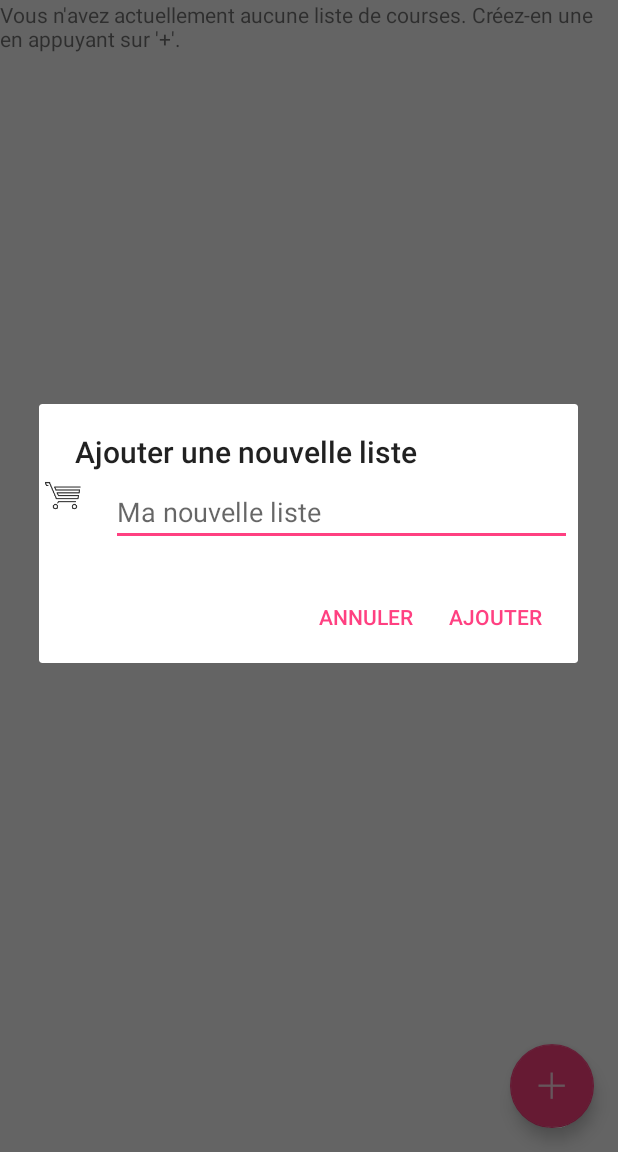
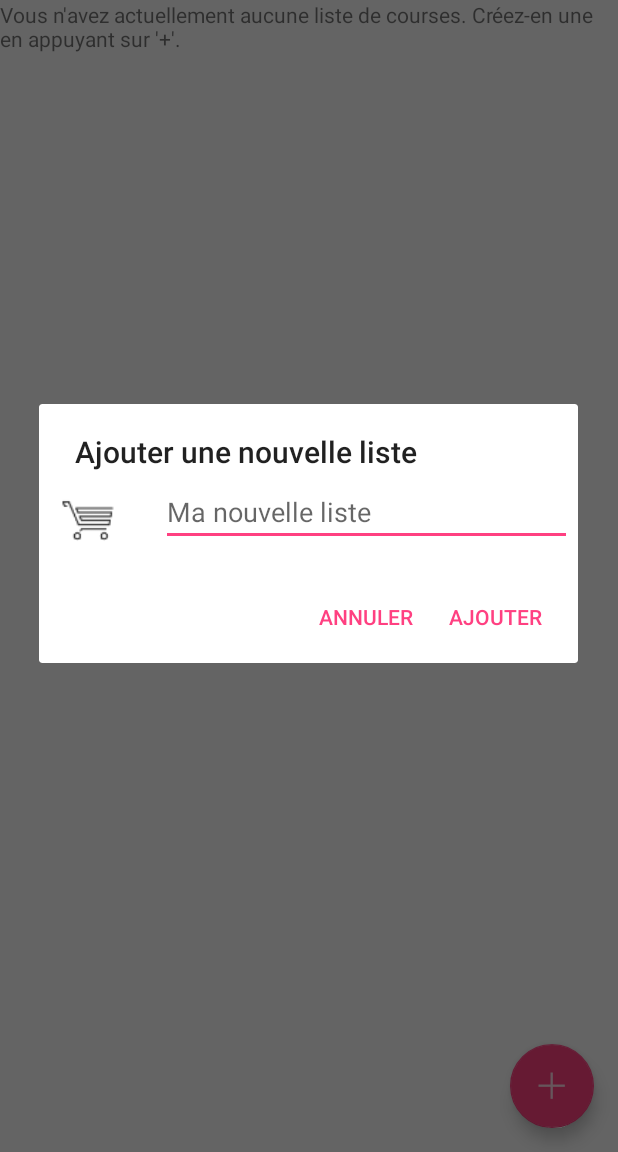
Before and after one commit to NicoDzcl/ShopTic, an Android app: the screen it shows after launch (MainActivity), after a tap on an icon or button, on a phone screen of 412 x 824 dp, the part 84-1236 px from its top. Run offline under Robolectric (Android 15) with nearby library versions, the phone set to English and light mode, and no system bars.

Commit message:
Améliore le layout pour les images persos des listes

```diff
--- a/Courses/app/src/main/res/layout/dialog_create_list.xml
+++ b/Courses/app/src/main/res/layout/dialog_create_list.xml
@@ -5,19 +5,22 @@
     android:layout_height="wrap_content">
 
     <ImageView
-        android:layout_width="wrap_content"
-        android:layout_height="wrap_content"
+        android:layout_width="45dp"
+        android:layout_height="45dp"
+        android:scaleType="centerCrop"
+        android:layout_margin="10dp"
         android:id="@+id/dialog_image_list"
-        android:src="@drawable/ic_lists_list"/>
+        android:src="@drawable/ic_lists_list"
+        android:contentDescription="@string/dialog_add_list_image_description" />
     <EditText
         android:id="@+id/dialog_list_name"
         android:inputType="text"
         android:layout_width="match_parent"
         android:layout_height="wrap_content"
         android:layout_marginTop="4dp"
-        android:layout_marginLeft="16dp"
-        android:layout_marginRight="4dp"
+        android:layout_marginStart="16dp"
+        android:layout_marginEnd="4dp"
         android:layout_marginBottom="16dp"
         android:fontFamily="sans-serif"
-        android:hint="Ma nouvelle liste"/>
+        android:hint="@string/dialog_add_list_name_hint"/>
 </LinearLayout>
--- a/Courses/app/src/main/res/values/strings.xml
+++ b/Courses/app/src/main/res/values/strings.xml
@@ -9,4 +9,8 @@
     <string name="search_title">Chercher</string>
     <string name="title_activity_list">ListActivity</string>
     <string name="no_list_found">Vous n\'avez actuellement aucune liste de courses. Créez-en une en appuyant sur \'+\'.</string>
+    <string name="dialog_add_list_name_hint">Ma nouvelle liste</string>
+    <string name="dialog_add_list_image_description">Icone de la liste</string>
+    <string name="list_view_icon_description">Icone de la liste</string>
+    <string name="list_view_action_button_description">Plus d\'options</string>
 </resources>
```
Also changed, not shown: Courses/app/src/main/res/layout/listslist_item.xml (+9 -5 lines).
